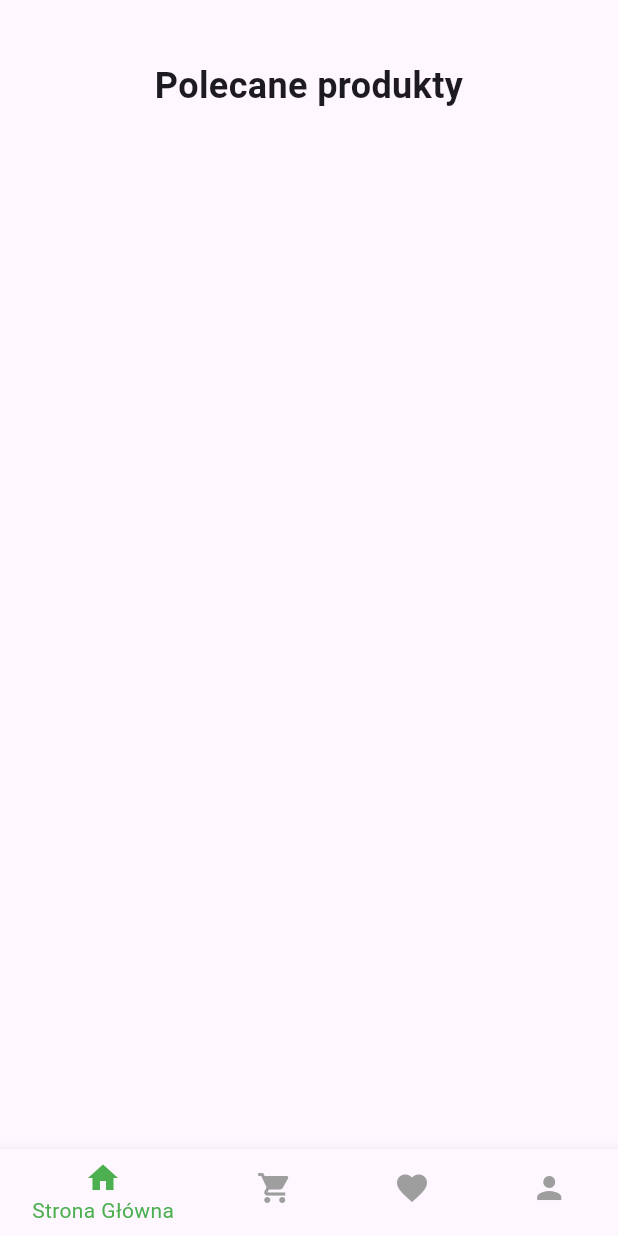
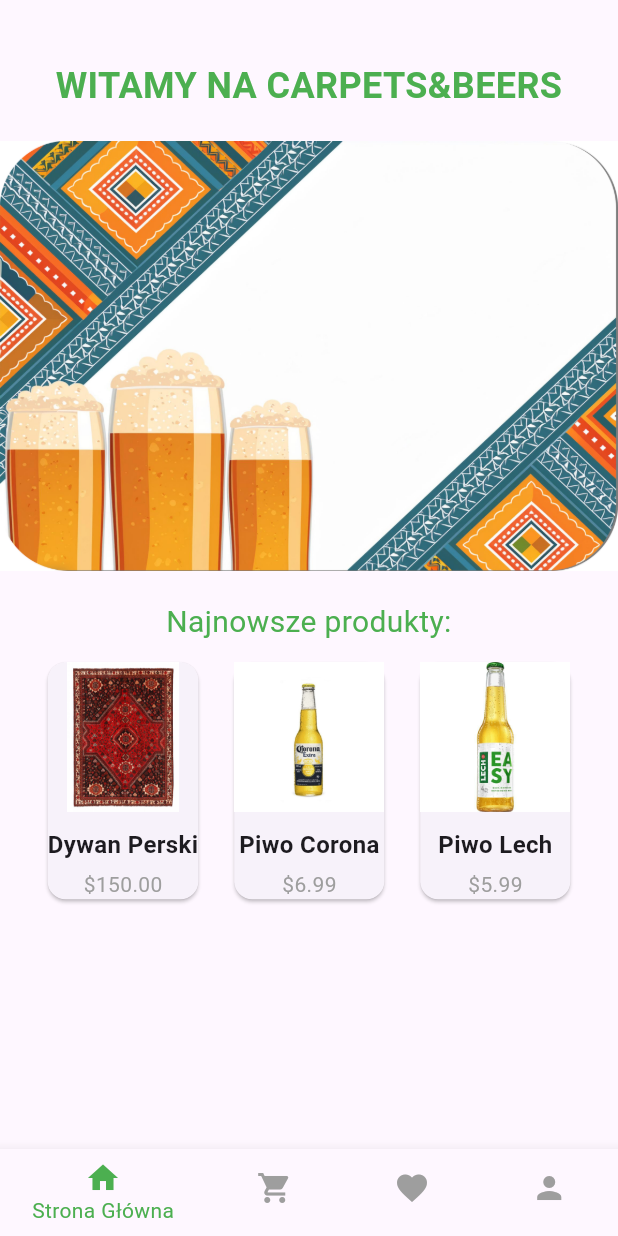
Before and after one commit to Lecrut/CarpetsAndBeers, a Flutter app: the screen it shows after launch, on a phone screen of 412 x 824 dp. Run offline on Flutter 3.47's test engine with Material 3 defaults, Android fonts, the phone set to English and light mode, and no system bars.

Commit message:
basic landing page

```diff
--- a/src/app/lib/landing_page.dart
+++ b/src/app/lib/landing_page.dart
@@ -7,6 +7,12 @@
 }
 
 class _LandingPageState extends State<LandingPage> {
+  final List<Map<String, dynamic>> products = [
+    {'name': 'Dywan Perski', 'price': 150.00, 'imagePath': 'images/dywan.jpg'},
+    {'name': 'Piwo Corona', 'price': 6.99, 'imagePath': 'images/corona.png'},
+    {'name': 'Piwo Lech', 'price': 5.99, 'imagePath': 'images/lech.jpg'},
+  ];
+
   @override
   void initState() {
     super.initState();
@@ -28,24 +34,39 @@
             ),
             const SizedBox(height: 20),
             const Text(
-              'Polecane produkty',
+              'WITAMY NA CARPETS&BEERS',
               style: TextStyle(
-                fontSize: 24,
-                fontWeight: FontWeight.bold,
-              ),
+                  fontSize: 24,
+                  fontWeight: FontWeight.bold,
+                  color: Colors.green),
               textAlign: TextAlign.center,
             ),
             const SizedBox(height: 20),
-            // GridView.builder(
-            //     shrinkWrap: true,
-            //     physics: NeverScrollableScrollPhysics(),
-            //     padding: EdgeInsets.all(16),
-            //     gridDelegate: const SliverGridDelegateWithFixedCrossAxisCount(
-            //       crossAxisCount: 2, // adjust according to your design
-            //       crossAxisSpacing: 16,
-            //       mainAxisSpacing: 16,
-            //       childAspectRatio: 0.7, // adjust according to your design
-            //     )),
+            Center(
+              child: Image.asset('images/banner2.jpg'),
+            ),
+            const SizedBox(height: 20),
+            const Text(
+              'Najnowsze produkty:',
+              style: TextStyle(
+                  fontSize: 20,
+                  // fontWeight: FontWeight.bold,
+                  color: Colors.green),
+              textAlign: TextAlign.center,
+            ),
+            Row(
+              mainAxisAlignment: MainAxisAlignment.center,
+              children: products.map((product) {
+                return Padding(
+                  padding: const EdgeInsets.all(8.0),
+                  child: ProductCard(
+                    name: product['name'],
+                    price: product['price'],
+                    imagePath: product['imagePath'],
+                  ),
+                );
+              }).toList(),
+            ),
           ],
         ),
       ),
@@ -53,3 +74,37 @@
     );
   }
 }
+
+class ProductCard extends StatelessWidget {
+  final String name;
+  final double price;
+  final String imagePath;
+
+  ProductCard(
+      {required this.name, required this.price, required this.imagePath});
+
+  @override
+  Widget build(BuildContext context) {
+    return Card(
+      child: Column(
+        children: [
+          Image.asset(
+            imagePath,
+            width: 100,
+            height: 100,
+          ),
+          SizedBox(height: 10),
+          Text(
+            name,
+            style: TextStyle(fontSize: 16, fontWeight: FontWeight.bold),
+          ),
+          SizedBox(height: 5),
+          Text(
+            '\$${price.toStringAsFixed(2)}',
+            style: TextStyle(fontSize: 14, color: Colors.grey),
+          ),
+        ],
+      ),
+    );
+  }
+}
--- a/src/app/pubspec.yaml
+++ b/src/app/pubspec.yaml
@@ -57,6 +57,8 @@
   # included with your application, so that you can use the icons in
   # the material Icons class.
   uses-material-design: true
+  assets:
+      - images/
 
   # To add assets to your application, add an assets section, like this:
   # assets:
```
Also changed, not shown: src/app/images/1.jpg (added), src/app/images/2.jpg (added), src/app/images/3.jpg (added), src/app/images/banner1.jpg (added), src/app/images/banner2.jpg (added), src/app/images/corona.png (added), src/app/images/dywan.jpg (added), src/app/images/lech.jpg (added).
